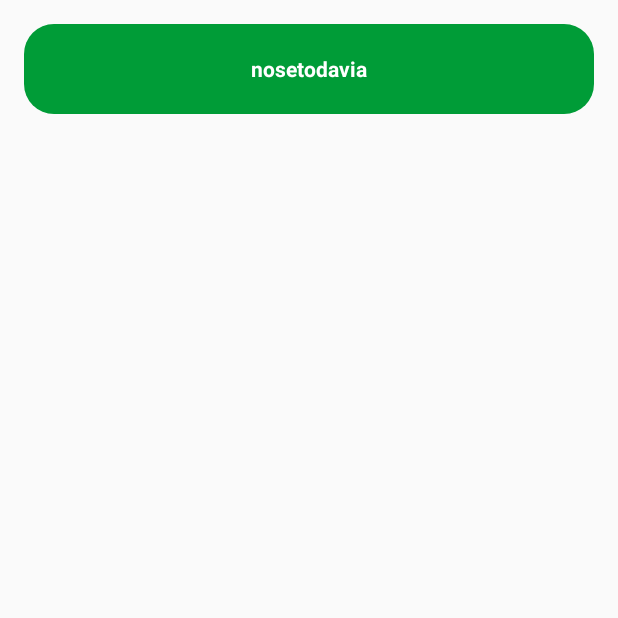
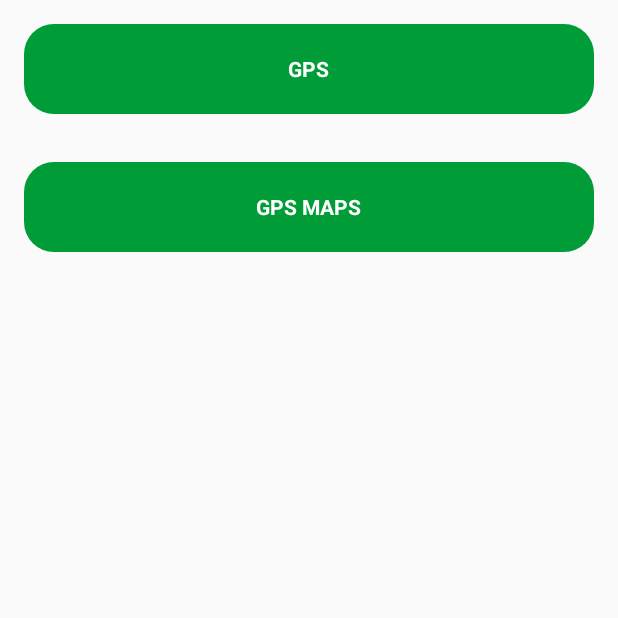
Before and after one commit to SergioPadilla/NPI-Android, an Android app: the screen it shows after launch (ActivitySelector), on a phone screen of 412 x 824 dp, the top half of it. Run offline under Robolectric (Android 15) with nearby library versions, the phone set to English and light mode, and no system bars; 1 statement that could not run was skipped.

Commit message:
GPS with MAPS

```diff
--- a/apps/app/build.gradle
+++ b/apps/app/build.gradle
@@ -25,5 +25,6 @@ dependencies {
         exclude group: 'com.android.support', module: 'support-annotations'
     })
     compile 'com.android.support:appcompat-v7:24.2.1'
+    compile 'com.google.android.gms:play-services:10.0.1'
     testCompile 'junit:junit:4.12'
 }
--- a/apps/app/src/main/java/com/piser/apps/ActivitySelector.java
+++ b/apps/app/src/main/java/com/piser/apps/ActivitySelector.java
@@ -10,7 +10,7 @@ import com.piser.apps.AppOne.AppOne;
 
 public class ActivitySelector extends AppCompatActivity {
 
-    private FrameLayout app_one;
+    private FrameLayout app_one, app_two;
 
     @Override
     protected void onCreate(Bundle savedInstanceState) {
@@ -18,22 +18,24 @@ public class ActivitySelector extends AppCompatActivity {
         setContentView(R.layout.activity_selector);
 
         app_one = (FrameLayout) findViewById(R.id.app_one);
+        app_two = (FrameLayout) findViewById(R.id.app_two);
 
-        app_one.setOnClickListener(appOneListener());
+        app_one.setOnClickListener(appOneListener(AppOne.class));
+        app_two.setOnClickListener(appOneListener(AppTwo.class));
     }
 
     private void initActivity(Class activity) {
         startActivity(new Intent(this, activity));
     }
 
-    private View.OnClickListener appOneListener() {
+    private View.OnClickListener appOneListener(final Class activity) {
         /**
          * Get the action for first button
          */
         return new View.OnClickListener() {
             @Override
             public void onClick(View v) {
-                initActivity(AppOne.class);
+                initActivity(activity);
             }
         };
     }
--- a/apps/app/src/main/java/com/piser/apps/AppOne/GPSTracker.java
+++ b/apps/app/src/main/java/com/piser/apps/AppOne/GPSTracker.java
@@ -183,6 +183,7 @@ public class GPSTracker extends Service implements LocationListener {
     public void stopUsingGPS() {
         if (locationManager != null) {
             if (ActivityCompat.checkSelfPermission(this, Manifest.permission.ACCESS_FINE_LOCATION) != PackageManager.PERMISSION_GRANTED && ActivityCompat.checkSelfPermission(this, Manifest.permission.ACCESS_COARSE_LOCATION) != PackageManager.PERMISSION_GRANTED) {
+                Log.e("PERMISSIONS", "NO PERMISSIONS");
                 return;
             }
             locationManager.removeUpdates(GPSTracker.this);
--- a/apps/app/src/main/res/layout/activity_selector.xml
+++ b/apps/app/src/main/res/layout/activity_selector.xml
@@ -1,19 +1,17 @@
 <?xml version="1.0" encoding="utf-8"?>
-<RelativeLayout xmlns:android="http://schemas.android.com/apk/res/android"
+<LinearLayout xmlns:android="http://schemas.android.com/apk/res/android"
     xmlns:tools="http://schemas.android.com/tools"
     android:id="@+id/activity_selector"
     android:layout_width="match_parent"
     android:layout_height="match_parent"
-    android:paddingBottom="@dimen/activity_vertical_margin"
-    android:paddingLeft="@dimen/activity_horizontal_margin"
-    android:paddingRight="@dimen/activity_horizontal_margin"
-    android:paddingTop="@dimen/activity_vertical_margin"
-    tools:context="com.piser.apps.ActivitySelector">
+    tools:context="com.piser.apps.ActivitySelector"
+    android:orientation="vertical">
 
     <FrameLayout
         android:id="@+id/app_one"
         android:layout_width="match_parent"
-        android:layout_height="60dp">
+        android:layout_height="60dp"
+        android:layout_margin="16dp">
 
         <View
             android:layout_width="match_parent"
@@ -28,4 +26,24 @@
             android:textColor="#FFF"
             android:textStyle="bold"/>
     </FrameLayout>
-</RelativeLayout>
+
+    <FrameLayout
+        android:id="@+id/app_two"
+        android:layout_width="match_parent"
+        android:layout_height="60dp"
+        android:layout_margin="16dp">
+
+        <View
+            android:layout_width="match_parent"
+            android:layout_height="match_parent"
+            android:background="@drawable/background_button" />
+
+        <TextView
+            android:layout_width="wrap_content"
+            android:layout_height="wrap_content"
+            android:text="@string/app_two"
+            android:layout_gravity="center"
+            android:textColor="#FFF"
+            android:textStyle="bold"/>
+    </FrameLayout>
+</LinearLayout>
--- a/apps/app/src/main/res/values/strings.xml
+++ b/apps/app/src/main/res/values/strings.xml
@@ -1,4 +1,6 @@
 <resources>
     <string name="app_name">apps</string>
-    <string name="app_one">nosetodavia</string>
+    <string name="app_one">GPS</string>
+    <string name="app_two">GPS MAPS</string>
+    <string name="title_activity_app_two">Map</string>
 </resources>
```
Also changed, not shown: apps/app/src/debug/res/values/google_maps_api.xml (added, +21 -0 lines), apps/app/src/main/AndroidManifest.xml (+18 -1 lines), apps/app/src/main/java/com/piser/apps/AppTwo/AppTwo.java (added, +107 -0 lines), apps/app/src/main/res/layout/activity_app_two.xml (added, +8 -0 lines), 1 other file.
